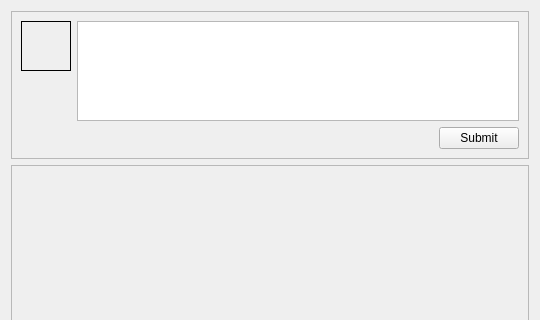
First picture: the form in ui/ForumView.ui, repository dmzdev/stance, before the edit; both pictures show x 0 to 540 and y 0 to 320 of the 540 by 539 pixel window.
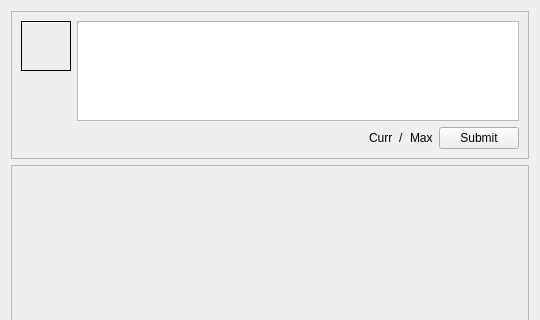
Second picture: the form after the edit.

Commit message: New app icon. Clicking links in webmap brings up browser dialog. Added message length limit to forum posts. Fixed length limit for questions and tasks.

Diff of the .ui file:
```diff
--- a/ui/ForumView.ui
+++ b/ui/ForumView.ui
@@ -69,7 +69,7 @@
         </property>
        </widget>
       </item>
-      <item row="0" column="1" rowspan="2" colspan="2">
+      <item row="0" column="1" rowspan="2" colspan="5">
        <widget class="QTextEdit" name="postTextEdit">
         <property name="sizePolicy">
          <sizepolicy hsizetype="Expanding" vsizetype="Fixed">
@@ -123,13 +123,34 @@
         </property>
        </spacer>
       </item>
-      <item row="2" column="2">
+      <item row="2" column="5">
        <widget class="QPushButton" name="postSubmitButton">
         <property name="text">
          <string>Submit</string>
         </property>
        </widget>
       </item>
+      <item row="2" column="2">
+       <widget class="QLabel" name="currentCharAmt">
+        <property name="text">
+         <string>Curr</string>
+        </property>
+       </widget>
+      </item>
+      <item row="2" column="3">
+       <widget class="QLabel" name="label_2">
+        <property name="text">
+         <string>/</string>
+        </property>
+       </widget>
+      </item>
+      <item row="2" column="4">
+       <widget class="QLabel" name="totalCharAmt">
+        <property name="text">
+         <string>Max</string>
+        </property>
+       </widget>
+      </item>
      </layout>
     </widget>
    </item>
```
The commit also changes 11 other files.
